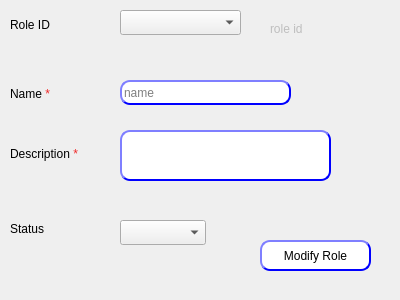
This is presentation/authorization_ui/modifyRole.ui in shymaa123456/HyperPOS2020 as Qt 5 draws it before an edit. The edited form follows.
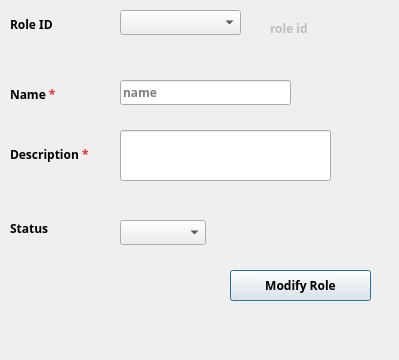
This is the edited form.

Diff of the .ui file:
```diff
--- a/presentation/authorization_ui/modifyRole.ui
+++ b/presentation/authorization_ui/modifyRole.ui
@@ -6,10 +6,22 @@
    <rect>
     <x>0</x>
     <y>0</y>
-    <width>400</width>
-    <height>300</height>
+    <width>399</width>
+    <height>360</height>
    </rect>
   </property>
+  <property name="minimumSize">
+   <size>
+    <width>399</width>
+    <height>360</height>
+   </size>
+  </property>
+  <property name="maximumSize">
+   <size>
+    <width>399</width>
+    <height>360</height>
+   </size>
+  </property>
   <property name="windowTitle">
    <string>Role</string>
   </property>
@@ -26,35 +38,19 @@
   <widget class="QPushButton" name="BTN_modifyRole">
    <property name="geometry">
     <rect>
-     <x>260</x>
-     <y>240</y>
-     <width>111</width>
+     <x>230</x>
+     <y>270</y>
+     <width>141</width>
      <height>31</height>
     </rect>
    </property>
-   <property name="styleSheet">
-    <string notr="true">QPushButton{
-                                        background-color: white;
-                                        border-style: outset;
-                                        border-width: 2px;
-                                        border-radius: 10px;
-                                        border-color: blue;
-                                        min-width: 6em;
-                                        }
-                                        QPushButton:hover {
-                                        background: qradialgradient(
-                                        cx: 0.3, cy: -0.4, fx: 0.3, fy: -0.4,
-                                        radius: 1.35, stop: 0 #fff, stop: 1 #bbb
-                                        );
-                                        }
-                                        QPushButton:pressed {
-                                        border-style: inset;
-                                        background: qradialgradient(
-                                        cx: 0.4, cy: -0.1, fx: 0.4, fy: -0.1,
-                                        radius: 1.35, stop: 0 #fff, stop: 1 #ddd
-                                        );
-                                        }
-                                    </string>
+   <property name="font">
+    <font>
+     <family>29LT Bukra Regular</family>
+     <pointsize>9</pointsize>
+     <weight>75</weight>
+     <bold>true</bold>
+    </font>
    </property>
    <property name="text">
     <string>Modify Role</string>
@@ -69,29 +65,13 @@
      <height>25</height>
     </rect>
    </property>
-   <property name="styleSheet">
-    <string notr="true">QLineEdit{
-                                        background-color: white;
-                                        border-style: outset;
-                                        border-width: 2px;
-                                        border-radius: 10px;
-                                        border-color: blue;
-                                        min-width: 6em;
-                                        }
-                                        QLineEdit:hover {
-                                        background: qradialgradient(
-                                        cx: 0.3, cy: -0.4, fx: 0.3, fy: -0.4,
-                                        radius: 1.35, stop: 0 #fff, stop: 1 #bbb
-                                        );
-                                        }
-                                       QLineEdit:pressed {
-                                        border-style: inset;
-                                        background: qradialgradient(
-                                        cx: 0.4, cy: -0.1, fx: 0.4, fy: -0.1,
-                                        radius: 1.35, stop: 0 #fff, stop: 1 #ddd
-                                        );
-                                        }
-                                    </string>
+   <property name="font">
+    <font>
+     <family>29LT Bukra Regular</family>
+     <pointsize>9</pointsize>
+     <weight>75</weight>
+     <bold>true</bold>
+    </font>
    </property>
    <property name="placeholderText">
     <string>name</string>
@@ -106,6 +86,14 @@
      <height>17</height>
     </rect>
    </property>
+   <property name="font">
+    <font>
+     <family>29LT Bukra Regular</family>
+     <pointsize>9</pointsize>
+     <weight>75</weight>
+     <bold>true</bold>
+    </font>
+   </property>
    <property name="text">
     <string>Status</string>
    </property>
@@ -119,6 +107,14 @@
      <height>29</height>
     </rect>
    </property>
+   <property name="font">
+    <font>
+     <family>29LT Bukra Regular</family>
+     <pointsize>9</pointsize>
+     <weight>75</weight>
+     <bold>true</bold>
+    </font>
+   </property>
    <property name="text">
     <string>Role ID</string>
    </property>
@@ -132,29 +128,13 @@
      <height>51</height>
     </rect>
    </property>
-   <property name="styleSheet">
-    <string notr="true">QLineEdit{
-                                        background-color: white;
-                                        border-style: outset;
-                                        border-width: 2px;
-                                        border-radius: 10px;
-                                        border-color: blue;
-                                        min-width: 6em;
-                                        }
-                                        QLineEdit:hover {
-                                        background: qradialgradient(
-                                        cx: 0.3, cy: -0.4, fx: 0.3, fy: -0.4,
-                                        radius: 1.35, stop: 0 #fff, stop: 1 #bbb
-                                        );
-                                        }
-                                       QLineEdit:pressed {
-                                        border-style: inset;
-                                        background: qradialgradient(
-                                        cx: 0.4, cy: -0.1, fx: 0.4, fy: -0.1,
-                                        radius: 1.35, stop: 0 #fff, stop: 1 #ddd
-                                        );
-                                        }
-                                    </string>
+   <property name="font">
+    <font>
+     <family>29LT Bukra Regular</family>
+     <pointsize>9</pointsize>
+     <weight>75</weight>
+     <bold>true</bold>
+    </font>
    </property>
   </widget>
   <widget class="QComboBox" name="CMB_roleName">
@@ -179,6 +159,14 @@
      <height>17</height>
     </rect>
    </property>
+   <property name="font">
+    <font>
+     <family>29LT Bukra Regular</family>
+     <pointsize>9</pointsize>
+     <weight>75</weight>
+     <bold>true</bold>
+    </font>
+   </property>
    <property name="frameShape">
     <enum>QFrame::NoFrame</enum>
    </property>
@@ -195,6 +183,14 @@
      <height>29</height>
     </rect>
    </property>
+   <property name="font">
+    <font>
+     <family>29LT Bukra Regular</family>
+     <pointsize>9</pointsize>
+     <weight>75</weight>
+     <bold>true</bold>
+    </font>
+   </property>
    <property name="text">
     <string>&lt;html&gt;&lt;head/&gt;&lt;body&gt;&lt;p&gt;Name &lt;span style=&quot; color:#ef2929;&quot;&gt;*&lt;/span&gt;&lt;/p&gt;&lt;/body&gt;&lt;/html&gt;</string>
    </property>
@@ -208,6 +204,14 @@
      <height>29</height>
     </rect>
    </property>
+   <property name="font">
+    <font>
+     <family>29LT Bukra Regular</family>
+     <pointsize>9</pointsize>
+     <weight>75</weight>
+     <bold>true</bold>
+    </font>
+   </property>
    <property name="text">
     <string>&lt;html&gt;&lt;head/&gt;&lt;body&gt;&lt;p&gt;Description &lt;span style=&quot; color:#ef2929;&quot;&gt;*&lt;/span&gt;&lt;/p&gt;&lt;/body&gt;&lt;/html&gt;</string>
    </property>
```
Left out of the diff: 16 changed lines with no effect on the pictures.
